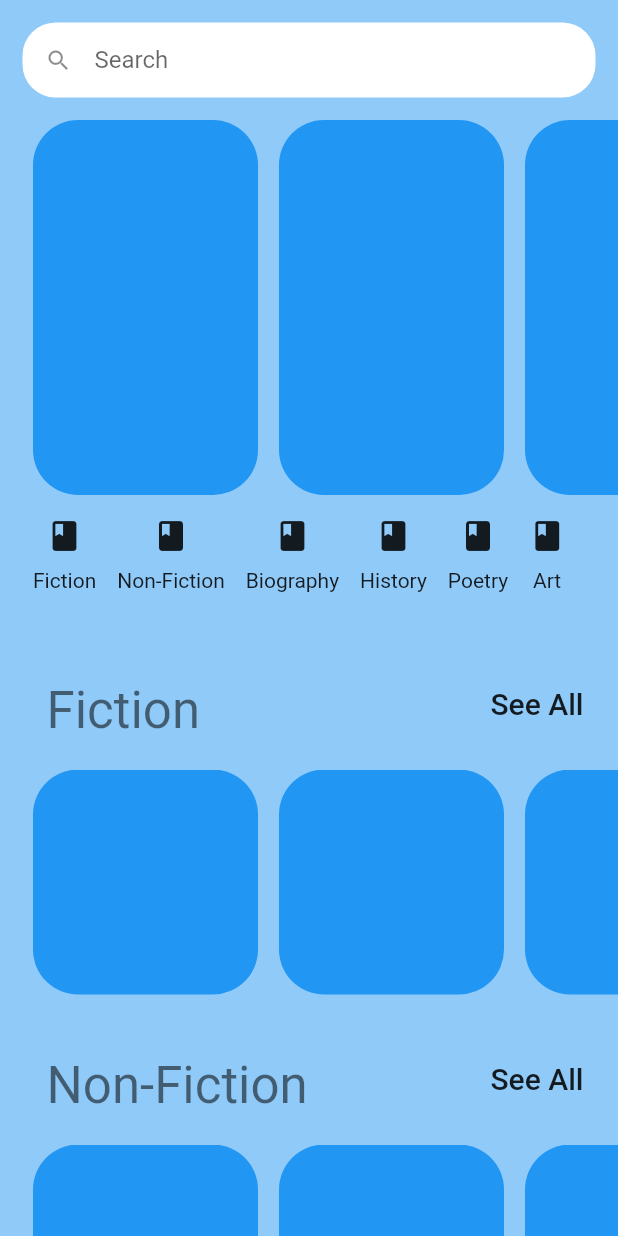
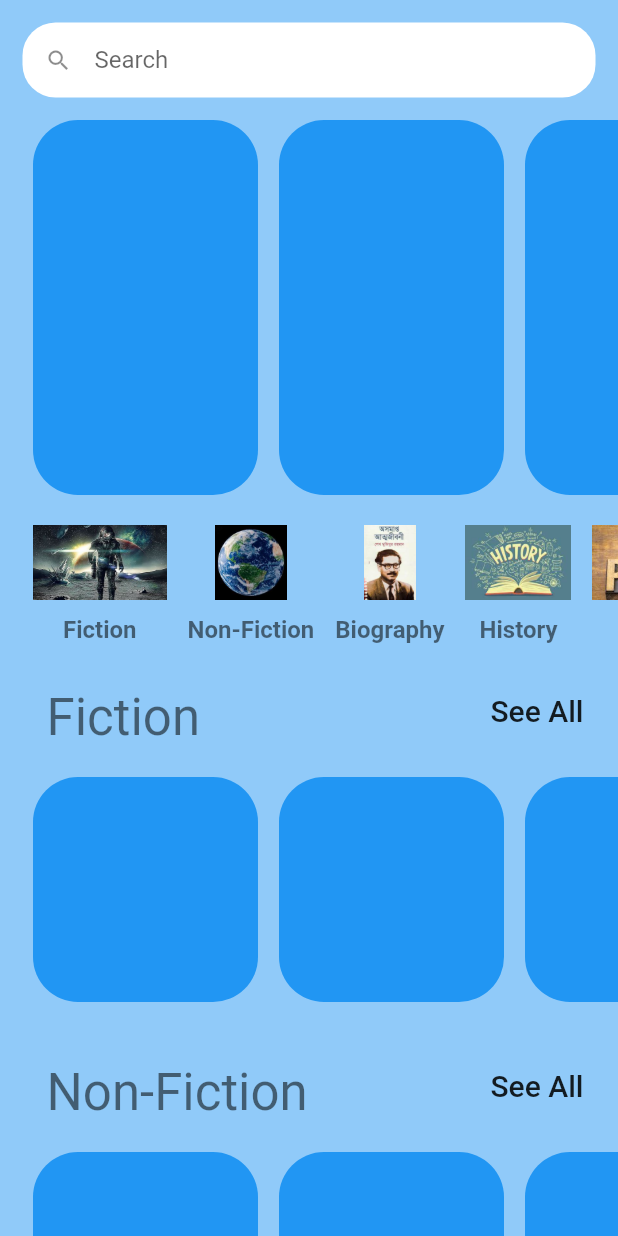
Before and after one commit to mahbd/book_store, a Flutter app: the HomePage screen opened directly, on a phone screen of 412 x 824 dp. Run offline on Flutter 3.47's test engine with Material 2 defaults, Android fonts, the phone set to English and light mode, and no system bars; our stand-ins replace flutter_login, shared_preferences; accounts and stored records are empty.

Commit message:
Completed Category List in Homepage

```diff
--- a/lib/models/category_model.dart
+++ b/lib/models/category_model.dart
@@ -1,46 +1,45 @@
 import 'package:flutter/material.dart';
 
 class Category {
-  final String id;
   final String name;
-  final Icon icon;
+  final String showName;
+  final Image icon;
 
   const Category({
-    required this.id,
     required this.name,
+    required this.showName,
     required this.icon,
   });
 }
 
-List<Category> categories = const [
+List<Category> categories = [
   Category(
-    id: 'fiction',
-    name: 'Fiction',
-    icon: Icon(Icons.book),
+    name: 'fiction',
+    showName: 'Fiction',
+    icon: Image.asset('assets/category/fiction.jpeg', height: 50),
   ),
   Category(
-    id: 'nonfiction',
-    name: 'Non-Fiction',
-    icon: Icon(Icons.book),
+    name: 'nonfiction',
+    showName: 'Non-Fiction',
+    icon: Image.asset('assets/category/earth.jpeg', height: 50),
   ),
   Category(
-    id: 'biography',
-    name: 'Biography',
-    icon: Icon(Icons.book),
+    name: 'biography',
+    showName: 'Biography',
+    icon: Image.asset('assets/category/biography.jpeg', height: 50),
   ),
   Category(
-    id: 'history',
-    name: 'History',
-    icon: Icon(Icons.book),
+    name: 'history',
+    showName: 'History',
+    icon: Image.asset('assets/category/history.jpeg', height: 50),
   ),
   Category(
-    id: 'poetry',
-    name: 'Poetry',
-    icon: Icon(Icons.book),
-  ),
-  Category(
-    id: 'art',
-    name: 'Art',
-    icon: Icon(Icons.book),
+    name: 'poetry',
+    showName: 'Poetry',
+    icon: Image.asset('assets/category/poetry.jpeg', height: 50),
   ),
 ];
+
+Category getCategory(String name) {
+  return categories.firstWhere((category) => category.name == name);
+}
--- a/lib/screens/home_page.dart
+++ b/lib/screens/home_page.dart
@@ -104,7 +104,7 @@ class _HomePageState extends State<HomePage> {
                   slivers: [
                     makeFixedExtent(const SizedBox(height: 15), 15.0),
                     makeFixedExtent(const Featured(), 250.0),
-                    makeFixedExtent(const SizedBox(height: 15), 15.0),
+                    makeFixedExtent(const SizedBox(height: 15), 20.0),
                     makeCategoriesWidget(),
                     SliverFixedExtentList(
                       itemExtent: 250,
@@ -146,7 +146,7 @@ class _ProductList extends StatelessWidget {
             children: [
               Padding(
                 padding: const EdgeInsets.only(left: 16.0),
-                child: Text(category.name,
+                child: Text(category.showName,
                     style: Theme.of(context).textTheme.headline4),
               ),
               TextButton(
--- a/lib/widget/category_list.dart
+++ b/lib/widget/category_list.dart
@@ -1,3 +1,5 @@
+import 'package:book_store/screens/product_list.dart';
+
 import '../models/category_model.dart';
 import 'package:flutter/material.dart';
 
@@ -26,12 +28,28 @@ class CategoryList extends StatelessWidget {
             padding: const EdgeInsets.symmetric(horizontal: 7),
             child: SizedBox(
               height: 50,
-              child: Column(
-                children: [
-                  categories[index].icon,
-                  const SizedBox(height: 10),
-                  Text(categories[index].name),
-                ],
+              child: GestureDetector(
+                onTap: () {
+                  Navigator.push(
+                    context,
+                    MaterialPageRoute(
+                        builder: (context) => const ProductList()),
+                  );
+                },
+                child: Column(
+                  children: [
+                    categories[index].icon,
+                    const SizedBox(height: 10),
+                    Text(
+                      categories[index].showName,
+                      style: TextStyle(
+                        fontSize: 16,
+                        fontWeight: FontWeight.bold,
+                        color: Theme.of(context).textTheme.headline1!.color,
+                      ),
+                    ),
+                  ],
+                ),
               ),
             ),
           );
--- a/pubspec.yaml
+++ b/pubspec.yaml
@@ -67,6 +67,7 @@ flutter:
   # To add assets to your application, add an assets section, like this:
   assets:
     - assets/images/
+    - assets/category/
 
   # An image asset can refer to one or more resolution-specific "variants", see
   # https://flutter.dev/assets-and-images/#resolution-aware.
```
Also changed, not shown: assets/category/biography.jpeg (added), assets/category/earth.jpeg (added), assets/category/fiction.jpeg (added), assets/category/history.jpeg (added), assets/category/poetry.jpeg (added).
